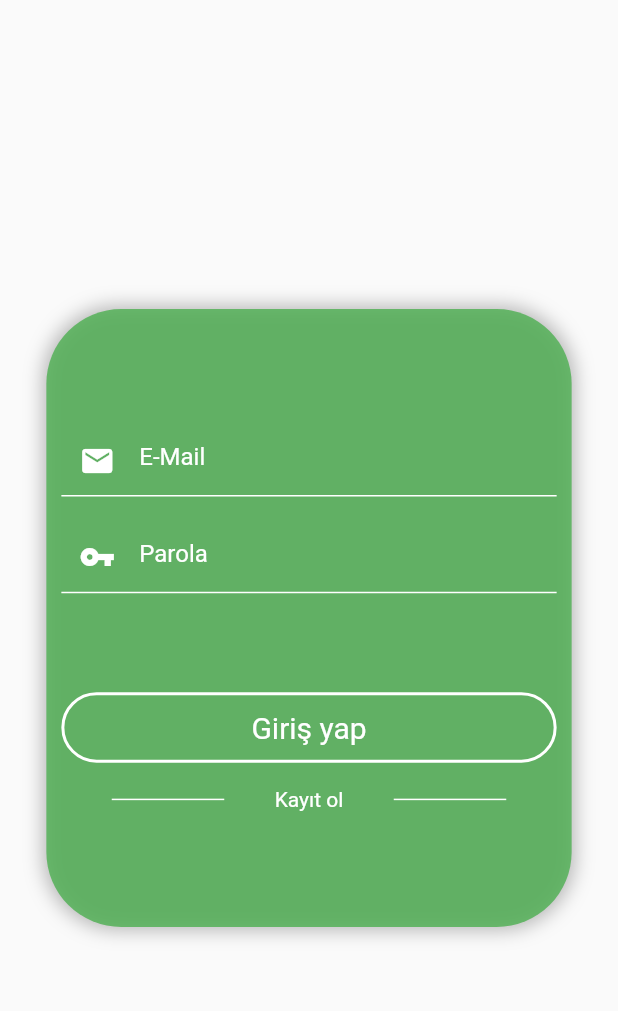
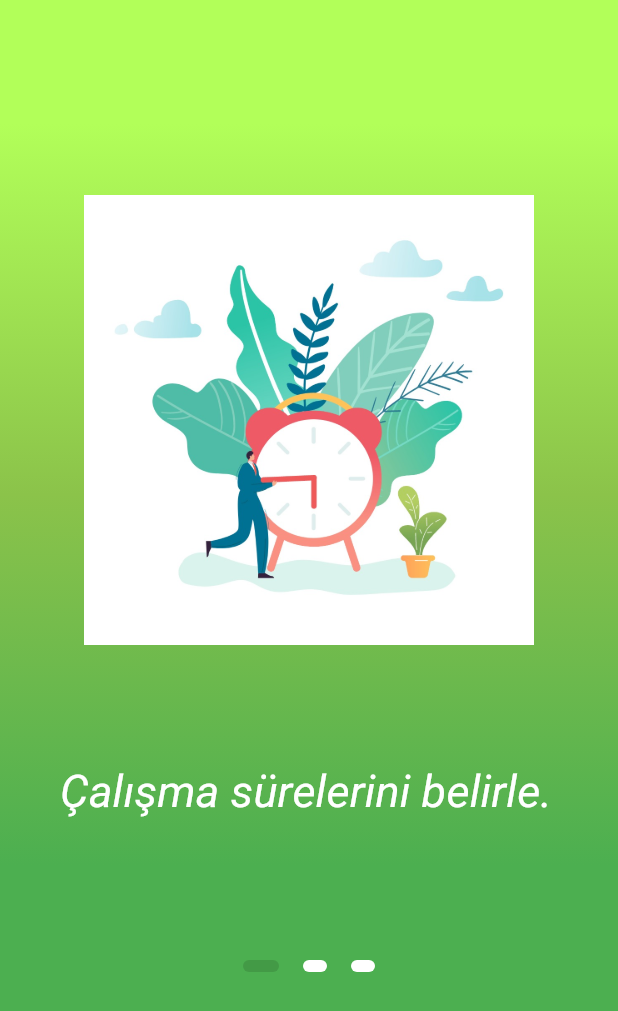
Before and after one commit to no145flutterapp/no145, a Flutter app: the screen it shows after launch, on a phone screen of 412 x 824 dp. Shown: the top 1011 px of the screen. Run offline on Flutter 3.47's test engine with Material 2 defaults, Android fonts, the phone set to English and light mode, and no system bars; our stand-ins replace cloud_firestore, firebase_auth, firebase_core; accounts and stored records are empty.

Commit message:
onboarding ekranı

```diff
--- a/lib/main.dart
+++ b/lib/main.dart
@@ -1,6 +1,8 @@
 import 'package:no145/pages/login.dart';
 import 'package:flutter/material.dart';
 import 'package:firebase_core/firebase_core.dart';
+import 'package:no145/pages/onboarding.dart';
+import 'package:no145/pages/register.dart';
 
 void main() async {
   WidgetsFlutterBinding.ensureInitialized();
@@ -13,12 +15,9 @@ class MyApp extends StatelessWidget {
   Widget build(BuildContext context) {
     return MaterialApp(
       debugShowCheckedModeBanner: false,
-      title: 'Flutter Demo',
-      theme: ThemeData(
-        primarySwatch: Colors.blue,
-        visualDensity: VisualDensity.adaptivePlatformDensity,
-      ),
-      home: LoginPage(),
+      title: 'no145',
+      theme: ThemeData(primarySwatch: Colors.blue,),
+      home:  OnboardingScreen(),
     );
   }
 }
--- a/lib/pages/login.dart
+++ b/lib/pages/login.dart
@@ -39,6 +39,12 @@ class _LoginPageState extends State<LoginPage> {
                   child: Column(
                     mainAxisAlignment: MainAxisAlignment.center,
                     children: [
+                      Text("FocusTask\n",style: TextStyle(
+                        color: Colors.white,
+                        fontSize: 28,
+
+                      )),
+
                       TextField(
                           controller: _emailController,
                           style: TextStyle(
--- /dev/null
+++ b/lib/pages/onboarding.dart
@@ -0,0 +1,184 @@
+import 'package:flutter/material.dart';
+import 'package:flutter/services.dart';
+import 'package:no145/utilities/styles.dart';
+
+import 'package:no145/pages/login.dart';
+
+class OnboardingScreen extends StatefulWidget {
+  @override
+  _OnboardingScreenState createState() => _OnboardingScreenState();
+}
+
+class _OnboardingScreenState extends State<OnboardingScreen> {
+  final int _numPages = 3;
+  final PageController _pageController = PageController(initialPage: 0);
+  int _currentPage = 0;
+
+  List<Widget> _buildPageIndicator() {
+    List<Widget> list = [];
+    for (int i = 0; i < _numPages; i++) {
+      list.add(i == _currentPage ? _indicator(true) : _indicator(false));
+    }
+    return list;
+  }
+
+  Widget _indicator(bool isActive) {
+    return AnimatedContainer(
+      duration: Duration(milliseconds: 150),
+      margin: EdgeInsets.symmetric(horizontal: 8.0),
+      height: 8.0,
+      width: isActive ? 24.0 : 16.0,
+      decoration: BoxDecoration(
+        color: isActive ? Colors.black12 : Colors.white,
+        borderRadius: BorderRadius.all(Radius.circular(12)),
+      ),
+    );
+  }
+
+  @override
+  Widget build(BuildContext context) {
+    return Scaffold(
+      body: AnnotatedRegion<SystemUiOverlayStyle>(
+        value: SystemUiOverlayStyle.light,
+        child: Container(
+          decoration: BoxDecoration(
+            gradient: LinearGradient(
+              begin: Alignment.topCenter,
+              end: Alignment.bottomCenter,
+              stops: [0.1, 0.4, 0.7, 0.9],
+              colors: [
+                Colors.lightGreenAccent,
+                Colors.lightGreen,
+                Colors.green,
+                Colors.green,
+              ],
+            ),
+          ),
+          child: Padding(
+            padding: EdgeInsets.symmetric(vertical: 40.0),
+            child: Column(
+              crossAxisAlignment: CrossAxisAlignment.stretch,
+              children: <Widget>[
+                Container(
+                  height: 600.0,
+                  child: PageView(
+                    physics: ClampingScrollPhysics(),
+                    controller: _pageController,
+                    onPageChanged: (int page) {
+                      setState(() {
+                        _currentPage = page;
+                      });
+                    },
+                    children: <Widget>[
+                      Padding(
+                        padding: EdgeInsets.all(40.0),
+                        child: Column(
+                          crossAxisAlignment: CrossAxisAlignment.start,
+                          children: <Widget>[
+                            Center(
+                              child: Image(
+                                image: AssetImage(
+                                  'assets/onBoarding_1.jpeg',
+                                ),
+                                height: 400.0,
+                                width: 300.0,
+                              ),
+                            ),
+                            SizedBox(height: 30.0),
+                            Text(
+                              'Çalışma sürelerini belirle.',
+                              textAlign: TextAlign.center,
+                              style: TextStyle(color: Colors.white, fontSize: 30, fontStyle: FontStyle.italic),
+                            ),
+                          ],
+                        ),
+                      ),
+                      Padding(
+                        padding: EdgeInsets.all(40.0),
+                        child: Column(
+                          crossAxisAlignment: CrossAxisAlignment.start,
+                          children: <Widget>[
+                            Center(
+                              child: Image(
+                                image: AssetImage(
+                                  'assets/onBoarding_2.jpeg',
+                                ),
+                                height: 400.0,
+                                width: 300.0,
+                              ),
+                            ),
+                            SizedBox(height: 30.0),
+                            Text(
+                              'Yapılacaklar listeni oluştur.',
+                              textAlign: TextAlign.center,
+                              style: TextStyle(color: Colors.white, fontSize: 28, fontStyle: FontStyle.italic),
+                            ),
+                          ],
+                        ),
+                      ),
+                      Padding(
+                        padding: EdgeInsets.all(40.0),
+                        child: Column(
+                          crossAxisAlignment: CrossAxisAlignment.start,
+                          children: <Widget>[
+                            Center(
+                              child: Image(
+                                image: AssetImage(
+                                  'assets/onBoarding_3.jpeg',
+                                ),
+                                height: 400.0,
+                                width: 300.0,
+                              ),
+                            ),
+                            SizedBox(height: 30.0),
+                            Text(
+                              'Artık verimli bir şekilde çalışmaya başlayabilirsin.',
+                              textAlign: TextAlign.center,
+                              style: TextStyle(color: Colors.white, fontSize: 28, fontStyle: FontStyle.italic),
+                            ),
+                          ],
+                        ),
+                      ),
+                    ],
+                  ),
+                ),
+                Row(
+                  mainAxisAlignment: MainAxisAlignment.center,
+                  children: _buildPageIndicator(),
+                ),
+              ],
+            ),
+          ),
+        ),
+      ),
+      bottomSheet: _currentPage == _numPages - 1
+          ? Container(
+              height: 100.0,
+              width: double.infinity,
+              color: Colors.white,
+              child: InkWell(
+                onTap: () {
+                  Navigator.push(
+                      context,
+                      MaterialPageRoute(
+                          builder: (context) => LoginPage()));
+                },
+                child: Center(
+                  child: Padding(
+                    padding: EdgeInsets.only(bottom: 30.0),
+                    child: Text(
+                      'Başla',
+                      style: TextStyle(
+                        color: Color(0xFF5B16D0),
+                        fontSize: 20.0,
+                        fontWeight: FontWeight.bold,
+                      ),
+                    ),
+                  ),
+                ),
+              ),
+            )
+          : Text(''),
+    );
+  }
+}
--- /dev/null
+++ b/lib/utilities/styles.dart
@@ -0,0 +1,14 @@
+import 'package:flutter/material.dart';
+
+final kTitleStyle = TextStyle(
+  color: Colors.white,
+  fontFamily: 'CM Sans Serif',
+  fontSize: 26.0,
+  height: 1.5,
+);
+
+final kSubtitleStyle = TextStyle(
+  color: Colors.white,
+  fontSize: 18.0,
+  height: 1.2,
+);
```
Also changed, not shown: pubspec.yaml (+15 -70 lines), assets/onBoarding_1.jpeg (added), assets/onBoarding_2.jpeg (added), assets/onBoarding_3.jpeg (added), pubspec.lock.
